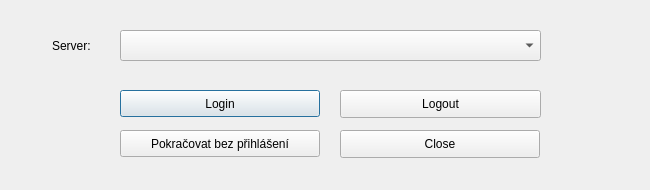
The window that dlg_ConnectionManager.ui (LESPROJEKT/qgis-layman-plugin) describes before a commit, drawn with Qt 5.
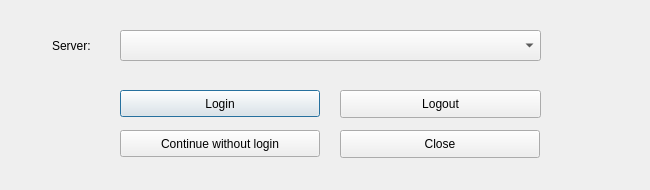
The same window after the commit. Icons and pictures are not drawn.

```diff
--- a/dlg_ConnectionManager.ui
+++ b/dlg_ConnectionManager.ui
@@ -140,7 +140,7 @@
     </rect>
    </property>
    <property name="text">
-    <string>Pokračovat bez přihlášení</string>
+    <string>Continue without login</string>
    </property>
    <property name="icon">
     <iconset>
```
